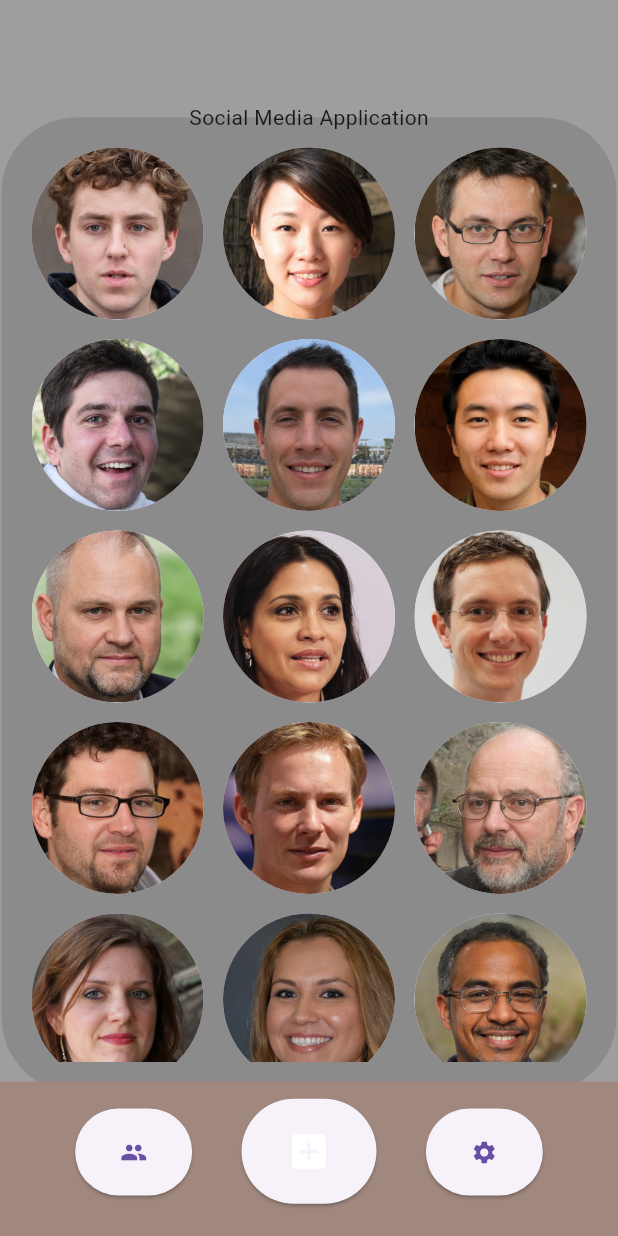
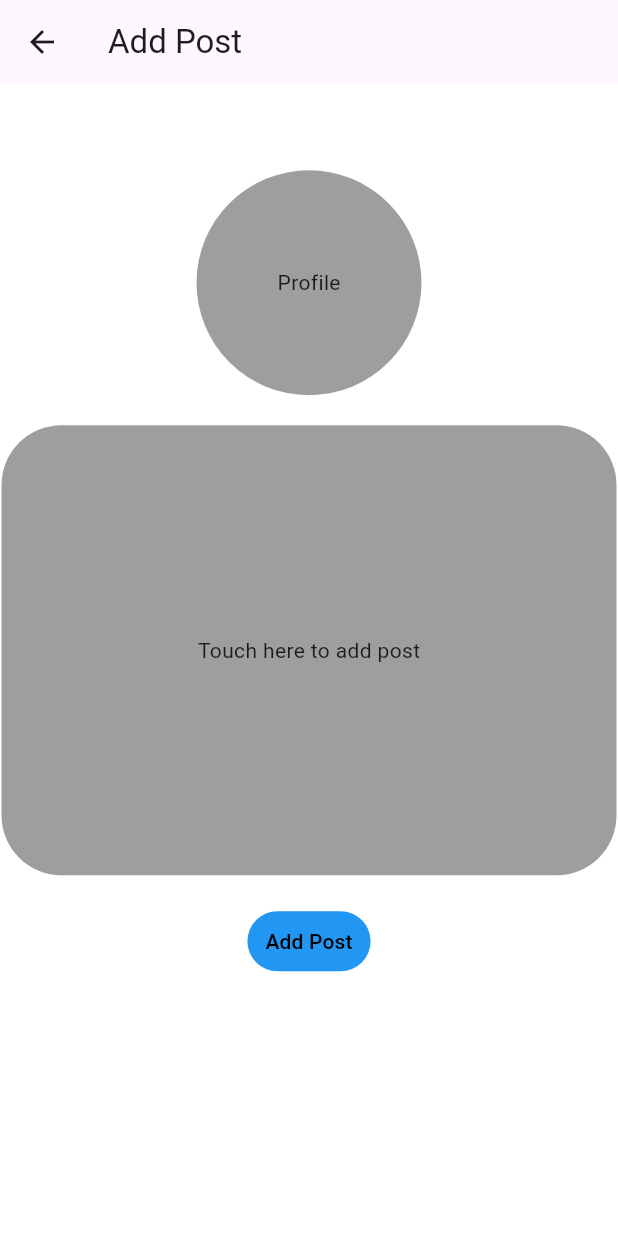
Before and after one commit to RhysRoo/UniFlutterProject, a Flutter app: the screen it shows after launch, after a tap on the "add box" icon, on a phone screen of 412 x 824 dp. Run offline on Flutter 3.47's test engine with Material 3 defaults, Android fonts, the phone set to English and light mode, and no system bars.

Commit message:
start_of_create_post_page

```diff
--- /dev/null
+++ b/lib/add_post.dart
@@ -0,0 +1,84 @@
+import 'package:flutter/material.dart';
+import 'package:untitled1/test_home.dart';
+
+class AddPost extends StatelessWidget {
+  const AddPost({Key? key}) : super(key: key);
+
+  @override
+  Widget build(BuildContext context) {
+    return Scaffold(
+      backgroundColor: Colors.white,
+      appBar: AppBar(
+        title: const Text('Add Post'),
+      ),
+      body: Align(
+        alignment: Alignment.center,
+        child: SizedBox(
+          height: MediaQuery.of(context).size.height,
+          width: MediaQuery.of(context).size.width,
+          child: Stack(alignment: Alignment.topLeft, children: [
+            Align(
+              alignment: const Alignment(-0.0, -0.5),
+              child: Row(
+                mainAxisSize: MainAxisSize.min,
+                children: [
+                  Column(
+                    mainAxisSize: MainAxisSize.min,
+                    children: [
+                      Container(
+                        height: 150,
+                        width: 150,
+                        decoration: const BoxDecoration(
+                          shape: BoxShape.circle,
+                          color: Colors.grey,
+                        ),
+                        alignment: const Alignment(0.0, 0.0),
+                        child: const Text("Profile"),
+                      ),
+                      const SizedBox(
+                        height: 20,
+                      ),
+                      Align(
+                        child: Container(
+                          height: 300,
+                          width: 410,
+                          decoration: BoxDecoration(
+                            color: Colors.grey,
+                            borderRadius: BorderRadius.circular(40),
+                          ),
+                          alignment: const Alignment(0.0, 0.0),
+                          child: const Text('Touch here to add post'),
+                        ),
+                      ),
+                      const SizedBox(
+                        height: 20,
+                      ),
+                      TextButton(
+                        style: ButtonStyle(
+                          backgroundColor:
+                              MaterialStateProperty.all(Colors.blue),
+                        ),
+                        onPressed: () {
+                          Navigator.push(
+                            context,
+                            MaterialPageRoute(
+                                builder: (context) => const TestHomePage()),
+                          );
+                        },
+                        child: const Text(
+                          'Add Post',
+                          style: TextStyle(
+                              color: Colors.black), // Change the color here
+                        ),
+                      )
+                    ],
+                  ),
+                ],
+              ),
+            ),
+          ]),
+        ),
+      ),
+    );
+  }
+}
--- a/lib/test_home.dart
+++ b/lib/test_home.dart
@@ -1,6 +1,7 @@
 import 'package:flutter/material.dart';
 import 'user_post.dart';
 import 'settings.dart';
+import 'add_post.dart';
 
 void userPostButtonHandler(BuildContext context) {
   Navigator.push(
@@ -13,6 +14,13 @@ void settingsButtonHandler(BuildContext context) {
   Navigator.push(
     context,
     MaterialPageRoute(builder: (context) => const Settings()),
+  );
+}
+
+void AddPostButtonHandler(BuildContext context) {
+  Navigator.push(
+    context,
+    MaterialPageRoute(builder: (context) => const AddPost()),
   );
 }
 
@@ -58,16 +66,12 @@ class _HomePageState extends State<TestHomePage> {
           child: Stack(
             alignment: Alignment.topLeft,
             children: [
-              const Align(
-                alignment: Alignment(0.0, -0.83),
-                child: Text('Social Media Application'),
-              ),
               SafeArea(
                 child: Align(
-                  alignment: const Alignment(0.0, -0.1),
+                  alignment: const Alignment(0.0, -0.6),
                   child: Container(
                     width: 410,
-                    height: 650,
+                    height: 700,
                     decoration: const BoxDecoration(
                       color: Colors.black12,
                       borderRadius: BorderRadius.horizontal(
@@ -135,7 +139,9 @@ class _HomePageState extends State<TestHomePage> {
                       Align(
                         alignment: const Alignment(0.0, -0.3),
                         child: ElevatedButton(
-                          onPressed: () {},
+                          onPressed: () {
+                            AddPostButtonHandler(context);
+                          },
                           style: ElevatedButton.styleFrom(
                             padding: const EdgeInsets.symmetric(
                                 vertical: 20, horizontal: 30),
```
